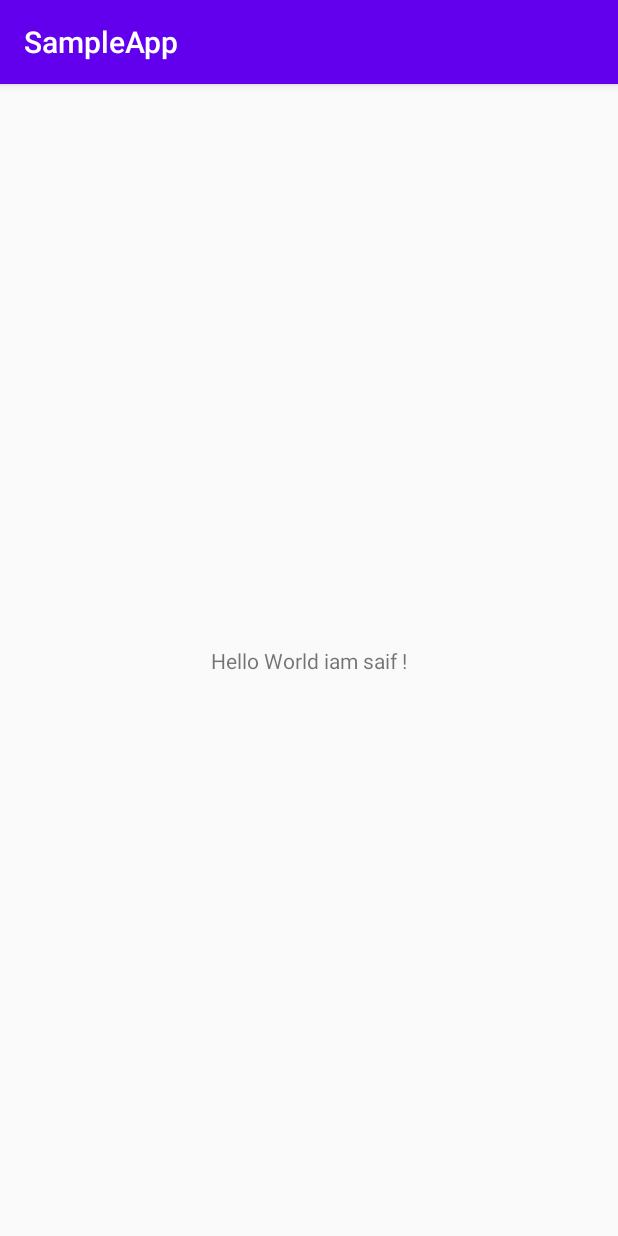
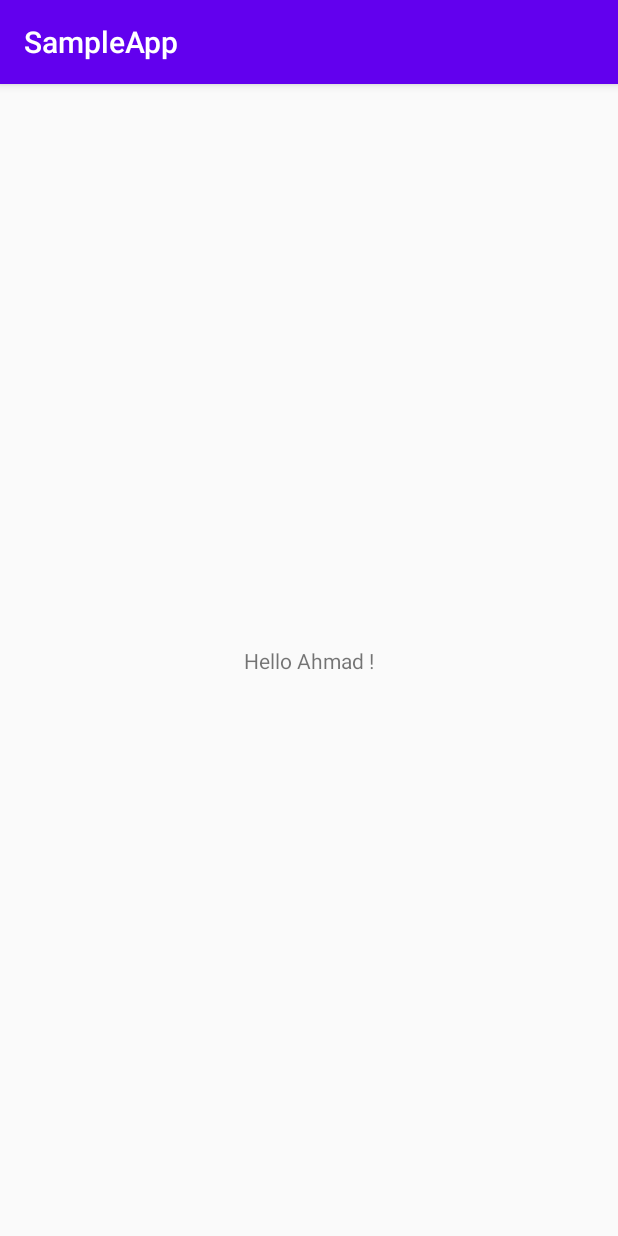
Before and after one commit to Being-Saif/Android-Tutorials, an Android app: the screen it shows after launch (MainActivity), on a phone screen of 412 x 824 dp. Run offline under Robolectric (Android 15) with nearby library versions, the phone set to English and light mode, and no system bars.

Commit message:
Hello + my friend

```diff
--- a/SampleApp/app/src/main/java/com/example/sampleapp/MainActivity.java
+++ b/SampleApp/app/src/main/java/com/example/sampleapp/MainActivity.java
@@ -12,3 +12,4 @@ public class MainActivity extends AppCompatActivity {
         setContentView(R.layout.activity_main);
     }
 }
+// hahahahhahaha
--- a/SampleApp/app/src/main/res/layout/activity_main.xml
+++ b/SampleApp/app/src/main/res/layout/activity_main.xml
@@ -9,7 +9,7 @@
     <TextView
         android:layout_width="wrap_content"
         android:layout_height="wrap_content"
-        android:text="Hello World iam saif !"
+        android:text="Hello Ahmad !"
         app:layout_constraintBottom_toBottomOf="parent"
         app:layout_constraintLeft_toLeftOf="parent"
         app:layout_constraintRight_toRightOf="parent"
```
